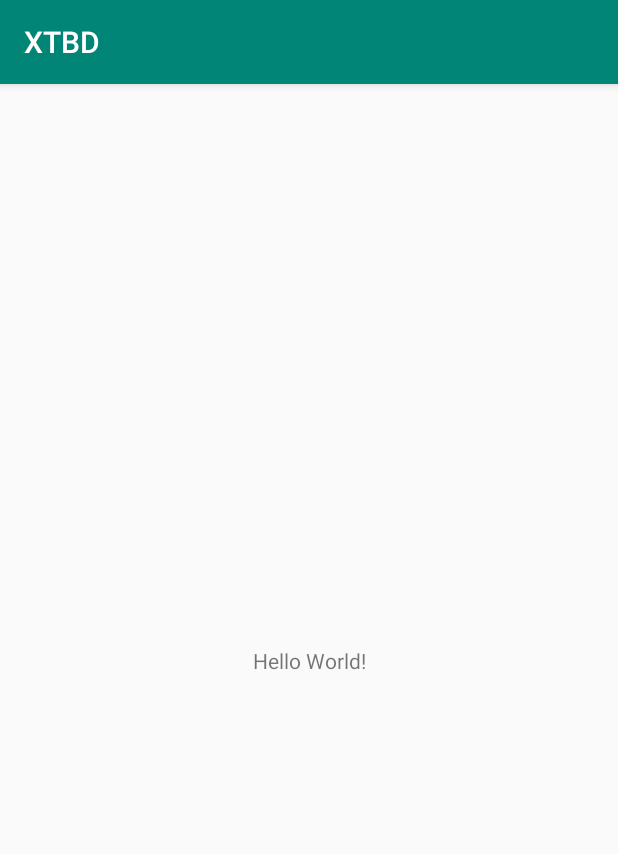
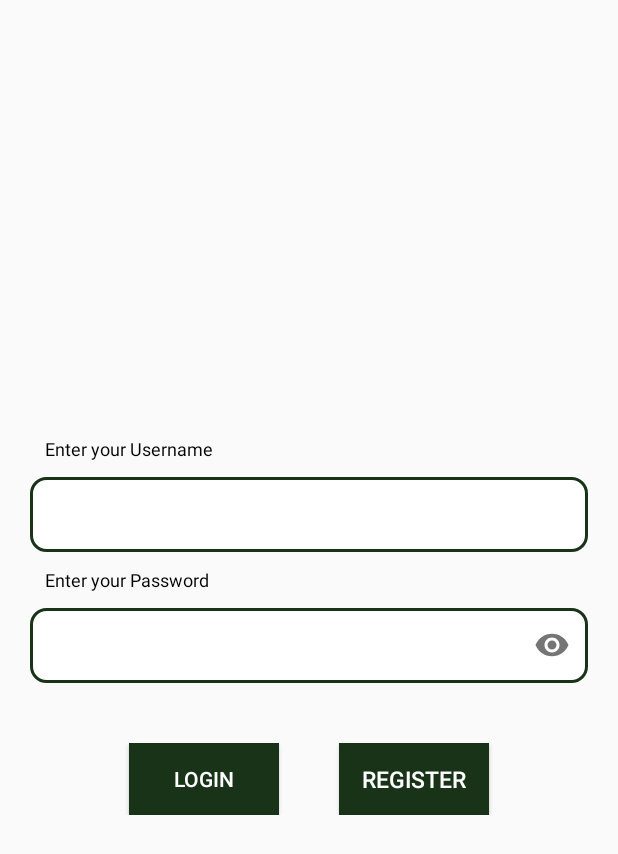
Before and after one commit to abdulhasif/XTBD, an Android app: the screen it shows after launch (MainActivity before the commit, Login after it), on a phone screen of 412 x 824 dp. Shown: the top 854 px of the screen. Run offline under Robolectric (Android 15) with nearby library versions, the phone set to English and light mode, and no system bars.

Commit message:
login page

```diff
--- a/app/build.gradle
+++ b/app/build.gradle
@@ -32,4 +32,5 @@ dependencies {
     testImplementation 'junit:junit:4.12'
     androidTestImplementation 'androidx.test.ext:junit:1.1.0'
     androidTestImplementation 'androidx.test.espresso:espresso-core:3.1.1'
+    implementation 'com.google.android.material:material:1.1.0'
 }
--- a/app/src/main/AndroidManifest.xml
+++ b/app/src/main/AndroidManifest.xml
@@ -9,6 +9,7 @@
         android:roundIcon="@mipmap/ic_launcher_round"
         android:supportsRtl="true"
         android:theme="@style/AppTheme">
+        <activity android:name=".Login"></activity>
         <activity android:name=".MainActivity">
             <intent-filter>
                 <action android:name="android.intent.action.MAIN" />
--- /dev/null
+++ b/app/src/main/java/com/example/xtbd/Login.kt
@@ -0,0 +1,12 @@
+package com.example.xtbd
+
+import androidx.appcompat.app.AppCompatActivity
+import android.os.Bundle
+
+class Login : AppCompatActivity() {
+
+    override fun onCreate(savedInstanceState: Bundle?) {
+        super.onCreate(savedInstanceState)
+        setContentView(R.layout.activity_login)
+    }
+}
--- a/app/src/main/java/com/example/xtbd/MainActivity.kt
+++ b/app/src/main/java/com/example/xtbd/MainActivity.kt
@@ -1,12 +1,18 @@
 package com.example.xtbd
 
+import android.content.Intent
 import androidx.appcompat.app.AppCompatActivity
 import android.os.Bundle
+import android.os.Handler
 
 class MainActivity : AppCompatActivity() {
 
     override fun onCreate(savedInstanceState: Bundle?) {
         super.onCreate(savedInstanceState)
         setContentView(R.layout.activity_main)
+        Handler().postDelayed( {
+            startActivity(Intent(this@MainActivity,Login::class.java ))
+            finish()
+        },3000)
     }
 }
--- /dev/null
+++ b/app/src/main/res/drawable-v24/rectangle_edit_text.xml
@@ -0,0 +1,10 @@
+<?xml version="1.0" encoding="utf-8"?>
+<!-- res/drawable/rounded_edittext.xml -->
+<shape xmlns:android="http://schemas.android.com/apk/res/android">
+
+    <solid android:color="#FFFFFF" />
+    <stroke
+        android:width="2dp"
+        android:color="#FF193319"/>
+    <corners android:radius="10dp"></corners>
+  </shape>
--- /dev/null
+++ b/app/src/main/res/layout/activity_login.xml
@@ -0,0 +1,94 @@
+<?xml version="1.0" encoding="utf-8"?>
+<RelativeLayout xmlns:android="http://schemas.android.com/apk/res/android"
+    xmlns:app="http://schemas.android.com/apk/res-auto"
+    xmlns:tools="http://schemas.android.com/tools"
+    android:layout_width="match_parent"
+    android:layout_height="match_parent"
+    tools:context=".Login">
+    <LinearLayout
+        android:layout_width="match_parent"
+        android:layout_height="wrap_content"
+        android:layout_centerInParent="true"
+        android:orientation="vertical">
+        <TextView
+            android:layout_width="wrap_content"
+            android:layout_height="wrap_content"
+            android:text="Enter your Username"
+            android:layout_marginLeft="30dp"
+            android:textSize="12dp"
+            android:textColor="#000000"
+            android:layout_marginTop="10dp"/>
+        <com.google.android.material.textfield.TextInputLayout
+            android:layout_width="match_parent"
+            android:layout_height="wrap_content">
+            <com.google.android.material.textfield.TextInputEditText
+                android:layout_width="match_parent"
+                android:layout_height="50dp"
+                android:layout_marginLeft="20dp"
+                android:layout_marginRight="20dp"
+                android:layout_marginTop="10dp"
+                android:paddingStart="10dp"
+                android:inputType="textPersonName"
+                android:background="@drawable/rectangle_edit_text"
+                android:id="@+id/userName"
+                android:paddingLeft="10dp" />
+        </com.google.android.material.textfield.TextInputLayout>
+
+        <TextView
+            android:layout_width="wrap_content"
+            android:layout_height="wrap_content"
+            android:text="Enter your Password"
+            android:layout_marginLeft="30dp"
+            android:textSize="12dp"
+            android:textColor="#000000"
+            android:layout_marginTop="10dp"/>
+
+        <com.google.android.material.textfield.TextInputLayout
+            android:layout_width="match_parent"
+            android:layout_height="wrap_content"
+            app:passwordToggleEnabled="true">
+            <com.google.android.material.textfield.TextInputEditText
+                android:layout_width="match_parent"
+                android:layout_height="50dp"
+                android:layout_marginLeft="20dp"
+                android:layout_marginRight="20dp"
+                android:layout_marginTop="10dp"
+                android:inputType="textPassword"
+                android:background="@drawable/rectangle_edit_text"
+                android:id="@+id/password"
+                android:paddingStart="10dp"
+                android:paddingLeft="10dp" />
+        </com.google.android.material.textfield.TextInputLayout>
+        <LinearLayout
+            android:layout_width="match_parent"
+            android:layout_height="wrap_content"
+            android:orientation="horizontal"
+            android:layout_marginTop="40dp"
+            android:gravity="center">
+            <Button
+                android:layout_width="100dp"
+                android:layout_height="wrap_content"
+                android:text="LOGIN"
+                android:layout_gravity="center"
+                android:id="@+id/login"
+                android:layout_marginLeft="20dp"
+                android:layout_marginRight="20dp"
+                android:background="#193319"
+                android:textColor="#FFFFFF" />
+            <Button
+                android:layout_width="100dp"
+                android:layout_height="wrap_content"
+                android:background="#193319"
+                android:textSize="15dp"
+                android:layout_marginLeft="20dp"
+                android:layout_marginRight="20dp"
+                android:layout_gravity="center"
+                android:text="Register"
+                android:id="@+id/register"
+                android:textColor="#FFFFFF"/>
+
+        </LinearLayout>
+
+    </LinearLayout>
+
+</RelativeLayout>
--- a/app/src/main/res/layout/activity_main.xml
+++ b/app/src/main/res/layout/activity_main.xml
@@ -1,18 +1,10 @@
 <?xml version="1.0" encoding="utf-8"?>
-<androidx.constraintlayout.widget.ConstraintLayout xmlns:android="http://schemas.android.com/apk/res/android"
+<RelativeLayout xmlns:android="http://schemas.android.com/apk/res/android"
     xmlns:app="http://schemas.android.com/apk/res-auto"
     xmlns:tools="http://schemas.android.com/tools"
     android:layout_width="match_parent"
     android:layout_height="match_parent"
     tools:context=".MainActivity">
 
-    <TextView
-        android:layout_width="wrap_content"
-        android:layout_height="wrap_content"
-        android:text="Hello World!"
-        app:layout_constraintBottom_toBottomOf="parent"
-        app:layout_constraintLeft_toLeftOf="parent"
-        app:layout_constraintRight_toRightOf="parent"
-        app:layout_constraintTop_toTopOf="parent" />
 
-</androidx.constraintlayout.widget.ConstraintLayout>
+</RelativeLayout>
--- a/app/src/main/res/values/styles.xml
+++ b/app/src/main/res/values/styles.xml
@@ -1,7 +1,7 @@
 <resources>
 
     <!-- Base application theme. -->
-    <style name="AppTheme" parent="Theme.AppCompat.Light.DarkActionBar">
+    <style name="AppTheme" parent="Theme.AppCompat.Light.NoActionBar">
         <!-- Customize your theme here. -->
         <item name="colorPrimary">@color/colorPrimary</item>
         <item name="colorPrimaryDark">@color/colorPrimaryDark</item>
```
